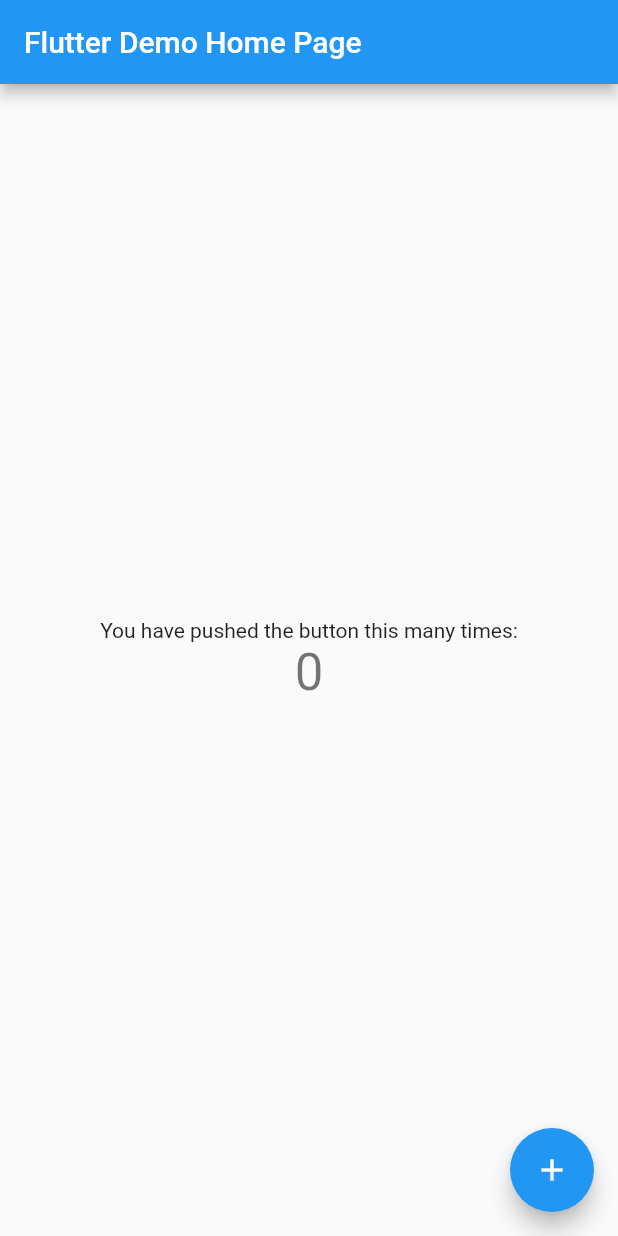
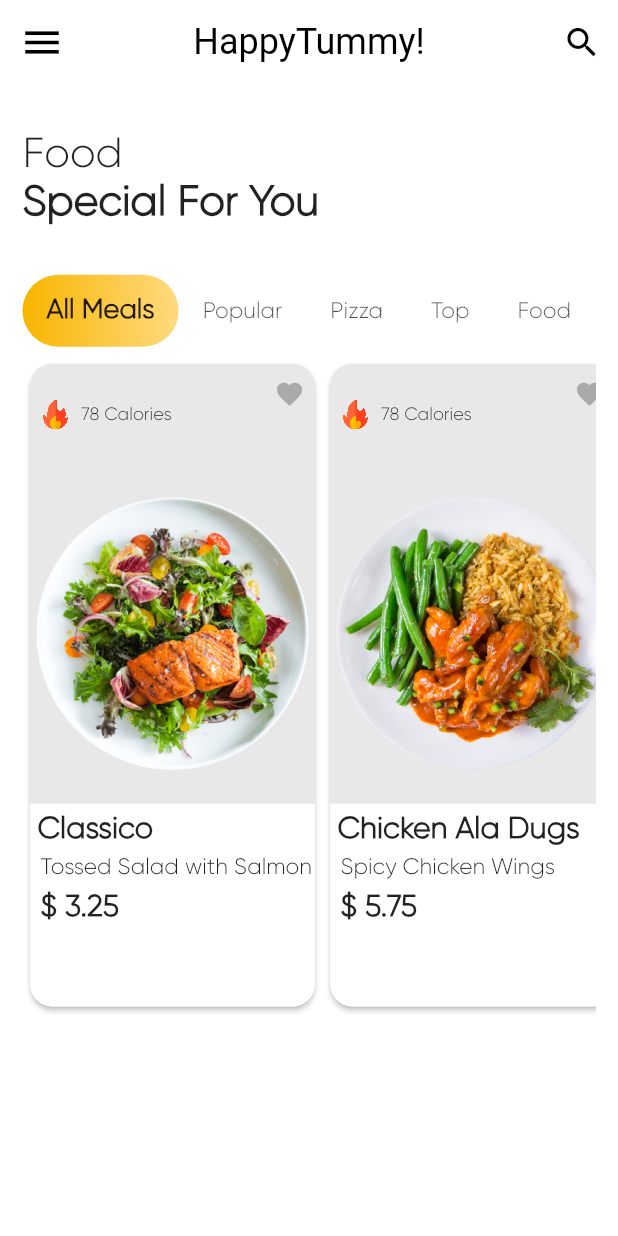
Before and after one commit to kingcong11/FlutterApp3, a Flutter app: the screen it shows after launch, on a phone screen of 412 x 824 dp. Run offline on Flutter 3.47's test engine with Material 2 defaults, Android fonts, the phone set to English and light mode, and no system bars.

Commit message:
Base Layout
*Worked on desired layout
*basic base data for categories
*imported assets

```diff
--- /dev/null
+++ b/lib/dummy-data/dummy_data.dart
@@ -0,0 +1,25 @@
+import 'package:flutter/material.dart';
+
+import '../models/my_category.dart';
+
+const dummy_categories = const [
+    MyCategory(
+      id: 'c1',
+      title: 'Italian',
+      description: 'Italian food',
+      color: Colors.green
+    ),
+    MyCategory(
+      id: 'c2',
+      title: 'Quick & Easy',
+      description: 'Quick & Easy food',
+      color: Colors.blue
+    ),
+    MyCategory(
+      id: 'c3',
+      title: 'Asian',
+      description: 'Asian food',
+      color: Colors.red
+    ),
+
+];
--- a/lib/main.dart
+++ b/lib/main.dart
@@ -1,4 +1,11 @@
+import 'dart:io';
+import 'dart:ui';
 import 'package:flutter/material.dart';
+
+
+/* Widgets */
+import './widgets/homepage_heading.dart';
+import './widgets/meal_card.dart';
 
 void main() {
   runApp(MyApp());
@@ -9,109 +16,155 @@
   @override
   Widget build(BuildContext context) {
     return MaterialApp(
-      title: 'Flutter Demo',
+      title: 'HappyTummy',
       theme: ThemeData(
-        // This is the theme of your application.
-        //
-        // Try running your application with "flutter run". You'll see the
-        // application has a blue toolbar. Then, without quitting the app, try
-        // changing the primarySwatch below to Colors.green and then invoke
-        // "hot reload" (press "r" in the console where you ran "flutter run",
-        // or simply save your changes to "hot reload" in a Flutter IDE).
-        // Notice that the counter didn't reset back to zero; the application
-        // is not restarted.
-        primarySwatch: Colors.blue,
-        // This makes the visual density adapt to the platform that you run
-        // the app on. For desktop platforms, the controls will be smaller and
-        // closer together (more dense) than on mobile platforms.
+        brightness: Brightness.light,
+        primaryColor: Color(0xFFffffff),
+        accentColor: Color(0xFFffda7f),
         visualDensity: VisualDensity.adaptivePlatformDensity,
+        appBarTheme: AppBarTheme(
+          textTheme: ThemeData.light().textTheme.copyWith(
+                headline6: TextStyle(
+                  color: Colors.black,
+                  fontSize: 24,
+                  // fontWeight: FontWeight.bold,
+                ),
+              ),
+        ),
+        fontFamily: 'Gilroy',
       ),
-      home: MyHomePage(title: 'Flutter Demo Home Page'),
+      debugShowCheckedModeBanner: false,
+      home: MyHomePage(),
     );
   }
 }
 
 class MyHomePage extends StatefulWidget {
-  MyHomePage({Key key, this.title}) : super(key: key);
-
-  // This widget is the home page of your application. It is stateful, meaning
-  // that it has a State object (defined below) that contains fields that affect
-  // how it looks.
-
-  // This class is the configuration for the state. It holds the values (in this
-  // case the title) provided by the parent (in this case the App widget) and
-  // used by the build method of the State. Fields in a Widget subclass are
-  // always marked "final".
-
-  final String title;
-
   @override
   _MyHomePageState createState() => _MyHomePageState();
 }
 
 class _MyHomePageState extends State<MyHomePage> {
-  int _counter = 0;
+  Widget _appbarBuilder() {
+    return AppBar(
+      leading: Icon(
+        Icons.menu,
+        size: 30,
+      ),
+      title: Text('HappyTummy!'),
+      actions: [
+        IconButton(
+          icon: Icon(
+            Icons.search,
+            size: 26,
+          ),
+          onPressed: () {},
+        )
+      ],
+      elevation: 0,
+      centerTitle: true,
+    );
+  }
 
-  void _incrementCounter() {
-    setState(() {
-      // This call to setState tells the Flutter framework that something has
-      // changed in this State, which causes it to rerun the build method below
-      // so that the display can reflect the updated values. If we changed
-      // _counter without calling setState(), then the build method would not be
-      // called again, and so nothing would appear to happen.
-      _counter++;
-    });
+  /* Getters */
+
+  double _getRemainingContent(MediaQueryData _mediaQuery, AppBar appbar) {
+    return (_mediaQuery.size.height -
+        (appbar.preferredSize.height + _mediaQuery.padding.top));
   }
 
   @override
   Widget build(BuildContext context) {
-    // This method is rerun every time setState is called, for instance as done
-    // by the _incrementCounter method above.
-    //
-    // The Flutter framework has been optimized to make rerunning build methods
-    // fast, so that you can just rebuild anything that needs updating rather
-    // than having to individually change instances of widgets.
+    final _mediaQuery = MediaQuery.of(context);
+    final appbar = _appbarBuilder();
+    final _availableContentSize = _getRemainingContent(_mediaQuery, appbar);
+
     return Scaffold(
-      appBar: AppBar(
-        // Here we take the value from the MyHomePage object that was created by
-        // the App.build method, and use it to set our appbar title.
-        title: Text(widget.title),
-      ),
-      body: Center(
-        // Center is a layout widget. It takes a single child and positions it
-        // in the middle of the parent.
-        child: Column(
-          // Column is also a layout widget. It takes a list of children and
-          // arranges them vertically. By default, it sizes itself to fit its
-          // children horizontally, and tries to be as tall as its parent.
-          //
-          // Invoke "debug painting" (press "p" in the console, choose the
-          // "Toggle Debug Paint" action from the Flutter Inspector in Android
-          // Studio, or the "Toggle Debug Paint" command in Visual Studio Code)
-          // to see the wireframe for each widget.
-          //
-          // Column has various properties to control how it sizes itself and
-          // how it positions its children. Here we use mainAxisAlignment to
-          // center the children vertically; the main axis here is the vertical
-          // axis because Columns are vertical (the cross axis would be
-          // horizontal).
-          mainAxisAlignment: MainAxisAlignment.center,
-          children: <Widget>[
-            Text(
-              'You have pushed the button this many times:',
-            ),
-            Text(
-              '$_counter',
-              style: Theme.of(context).textTheme.headline4,
-            ),
-          ],
+      appBar: appbar,
+      body: SafeArea(
+        child: SingleChildScrollView(
+          child: Column(
+            children: [
+              Container(
+                height: _availableContentSize * .15,
+                margin: EdgeInsets.symmetric(horizontal: 15, vertical: 4),
+                child: HomepageHeading(),
+                // color: Colors.blue[300],
+              ),
+              Container(
+                height: _availableContentSize * .65,
+                margin: EdgeInsets.symmetric(horizontal: 15, vertical: 4),
+                child: DefaultTabController(
+                  length: 5,
+                  child: Column(
+                    crossAxisAlignment: CrossAxisAlignment.stretch,
+                    children: [
+                      Container(
+                        child: TabBar(
+                          isScrollable: true,
+                          indicator: BoxDecoration(
+                            gradient: LinearGradient(
+                                colors: [Color(0xFFf8b500), Color(0xFFffda7f)]),
+                            borderRadius: BorderRadius.circular(50),
+                          ),
+                          labelStyle: TextStyle(
+                            fontSize: 18,
+                            fontWeight: FontWeight.w600,
+                          ),
+                          unselectedLabelStyle: TextStyle(fontSize: 15),
+                          tabs: [
+                            Tab(
+                              child: Container(
+                                decoration: BoxDecoration(
+                                  borderRadius: BorderRadius.circular(50),
+                                ),
+                                child: Align(
+                                  alignment: Alignment.center,
+                                  child: Text('All Meals'),
+                                ),
+                              ),
+                            ),
+                            Tab(text: 'Popular'),
+                            Tab(text: 'Pizza'),
+                            Tab(text: 'Top'),
+                            Tab(text: 'Food'),
+                          ],
+                        ),
+                      ),
+                      Expanded(
+                        child: TabBarView(
+                          children: [
+                            Container(
+                              // color: Colors.orange,
+                              child: ListView(
+                                scrollDirection: Axis.horizontal,
+                                children: List.generate(3, (index) {
+                                  return MealCard(index: index,);
+                                }),
+                              ),
+                            ),
+                            Container(child: Icon(Icons.star)),
+                            Container(child: Icon(Icons.local_pizza)),
+                            Container(child: Icon(Icons.food_bank)),
+                            Container(child: Icon(Icons.restaurant)),
+                          ],
+                        ),
+                      )
+                    ],
+                  ),
+                ),
+                // color: Colors.green[200],
+              )
+            ],
+          ),
         ),
       ),
-      floatingActionButton: FloatingActionButton(
-        onPressed: _incrementCounter,
-        tooltip: 'Increment',
-        child: Icon(Icons.add),
-      ), // This trailing comma makes auto-formatting nicer for build methods.
+      // floatingActionButton: FloatingActionButton(
+      //   onPressed: () {},
+      //   tooltip: 'Increment',
+      //   child: Icon(Icons.add),
+      // ),
+      backgroundColor: Colors.white,
     );
   }
 }
--- /dev/null
+++ b/lib/models/my_category.dart
@@ -0,0 +1,17 @@
+import 'package:flutter/material.dart';
+
+class MyCategory {
+
+  final String id;
+  final String title;
+  final String description;
+  final Color  color;
+
+  const MyCategory({
+    @required this.id,
+    @required this.title,
+    this.description = '',
+    this.color = Colors.orange,
+  });
+
+}
--- /dev/null
+++ b/lib/screens/categories_screen.dart
@@ -0,0 +1,16 @@
+import 'package:flutter/material.dart';
+
+class CategoriesScreen extends StatelessWidget {
+  @override
+  Widget build(BuildContext context) {
+    return GridView(
+      gridDelegate: SliverGridDelegateWithMaxCrossAxisExtent(
+        maxCrossAxisExtent: 200,
+        childAspectRatio: 3 / 2,
+        mainAxisSpacing: 20,
+        crossAxisSpacing: 20,
+      ),
+      children: [],
+    );
+  }
+}
--- /dev/null
+++ b/lib/widgets/homepage_heading.dart
@@ -0,0 +1,30 @@
+import 'package:flutter/material.dart';
+
+class HomepageHeading extends StatelessWidget {
+  const HomepageHeading({
+    Key key,
+  }) : super(key: key);
+
+  @override
+  Widget build(BuildContext context) {
+    return Column(
+      crossAxisAlignment: CrossAxisAlignment.stretch,
+      mainAxisAlignment: MainAxisAlignment.center,
+      children: [
+        Text(
+          'Food',
+          style: TextStyle(
+            fontSize: 28,
+          ),
+        ),
+        Text(
+          'Special For You',
+          style: TextStyle(
+            fontSize: 28,
+            fontWeight: FontWeight.bold
+          ),
+        ),
+      ],
+    );
+  }
+}
--- /dev/null
+++ b/lib/widgets/meal_card.dart
@@ -0,0 +1,145 @@
+import 'package:flutter/material.dart';
+
+class MealCard extends StatelessWidget {
+
+  final int index;
+  const MealCard({
+    Key key,
+    this.index
+  }) : super(key: key);
+
+  @override
+  Widget build(BuildContext context) {
+
+    final List<Map<String, Object>> images = [
+      {
+        'path' : 'assets/images/foods/1.png',
+        'name' : 'Classico',
+        'description' : 'Tossed Salad with Salmon',
+        'price' : 3.25
+      },
+      {
+        'path' : 'assets/images/foods/2.png',
+        'name' : 'Chicken Ala Dugs',
+        'description' : 'Spicy Chicken Wings',
+        'price' : 5.75
+      },
+      {
+        'path' : 'assets/images/foods/3.png',
+        'name' : 'Beef Steak',
+        'description' : 'Beef Steak with Mushroom gravy',
+        'price' : 6.99
+      },
+    ];
+
+    return LayoutBuilder(builder: (_, constraints) {
+      return Container(
+        width: 190,
+        margin: EdgeInsets.symmetric(horizontal: 5, vertical: 0),
+        child: Card(
+          shape: RoundedRectangleBorder(borderRadius: BorderRadius.circular(15)),
+          margin: EdgeInsets.symmetric(vertical: constraints.minHeight * .025), //delete this later
+          elevation: 1.5,
+          child: Container(
+            child: Column(
+              crossAxisAlignment: CrossAxisAlignment.stretch,
+              mainAxisAlignment: MainAxisAlignment.start,
+              children: [
+                Container(
+                  height: constraints.minHeight * .15,
+                  decoration: BoxDecoration(
+                    color: Color(0xFFE8E8E8),
+                    borderRadius: BorderRadius.only(topLeft: Radius.circular(15), topRight: Radius.circular(15)),
+                  ),
+                  child: Row(
+                    children: [
+                      Padding(
+                        padding: EdgeInsets.all(7),
+                        child: Image.asset(
+                          'assets/images/png/fire.png',
+                          fit: BoxFit.contain,
+                          filterQuality: FilterQuality.high,
+                          height: 20,
+                        ),
+                      ),
+                      const Text('78 Calories', style: TextStyle(fontSize: 12, fontWeight: FontWeight.w500),),
+                      Expanded(child: Container(),),
+                      const Padding(
+                        padding: EdgeInsets.only(top: 10, bottom: 7, left: 7, right: 7),
+                        child: Align(
+                          alignment: Alignment.topRight,
+                          child: Icon(
+                            Icons.favorite,
+                            color: Color(0xFFaaaaaa),
+                            size: 20,
+                          ),
+                        ),
+                      )
+                    ],
+                  ),
+                ),
+                Container(
+                  height: constraints.minHeight * .50,
+                  color: Color(0xFFE8E8E8),
+                  padding: EdgeInsets.all(3),
+                  child:Image.asset(
+                    images[index]['path'],
+                    fit: BoxFit.contain,
+                    alignment: Alignment.center,
+                    filterQuality: FilterQuality.high,
+                    isAntiAlias: true,
+                  )
+                ),
+                Container(
+                  height: constraints.minHeight * .30,
+                  decoration: BoxDecoration(
+                    borderRadius: BorderRadius.only(bottomLeft: Radius.circular(15), bottomRight: Radius.circular(15)),
+                  ),
+                  child: Column(
+                    crossAxisAlignment: CrossAxisAlignment.start,
+                    children: [
+                      Padding(
+                        padding: const EdgeInsets.all(5.0),
+                        child: Text(
+                          images[index]['name'],
+                          style: TextStyle(
+                            fontSize: 20,
+                            fontWeight: FontWeight.bold,
+                            color: Colors.black87
+                          ),
+                        ),
+                      ),
+                      Padding(
+                        padding: const EdgeInsets.only(left: 7.0),
+                        child: Container(
+                          child: Text(
+                            images[index]['description'],
+                            style: TextStyle(
+                                fontSize: 15,
+                                fontWeight: FontWeight.w500,
+                                color: Colors.black87),
+                          ),
+                        ),
+                      ),
+                      Padding(
+                        padding: const EdgeInsets.all(7),
+                        child: Text(
+                          "\$ ${images[index]['price']}",
+                          style: TextStyle(
+                            fontSize: 20,
+                            fontWeight: FontWeight.bold,
+                            color: Colors.black87
+                          ),
+                        ),
+                      ),
+                    ],
+                  ),
+                )
+              ],
+            ),
+          ),
+        ),
+      );
+    });
+  }
+}
```
Also changed, not shown: pubspec.yaml (+10 -0 lines), assets/fonts/Gilroy/Gilroy-ExtraBold.otf (added), assets/fonts/Gilroy/Gilroy-Light.otf (added), assets/images/foods/1.png (added), assets/images/foods/2.png (added), assets/images/foods/3.png (added), assets/images/png/fire.png (added), 2 other files.
